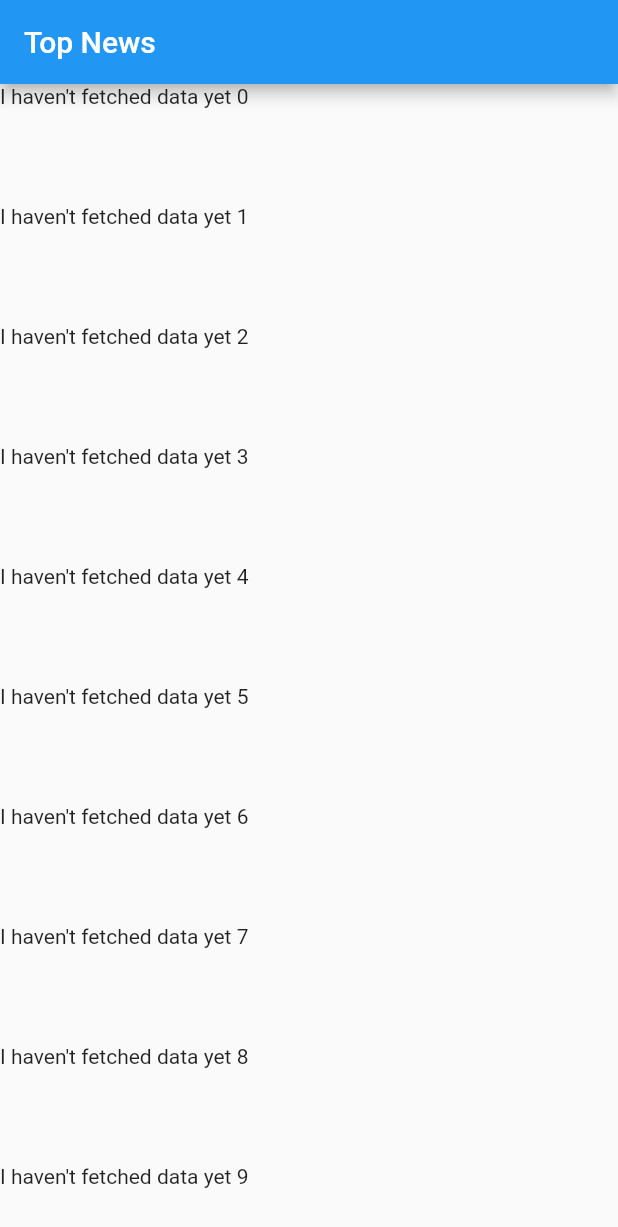
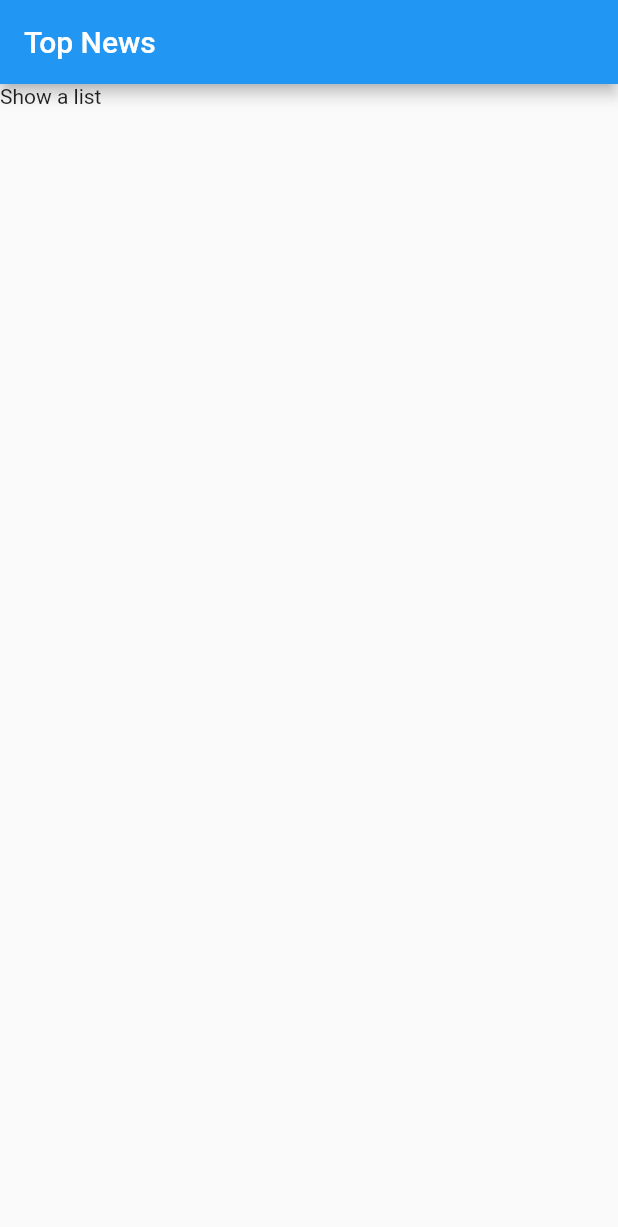
Before and after one commit to AhmedElatreby/HackerNews, a Flutter app: the first screen one second after launch, on a phone screen of 412 x 824 dp. Shown: the top 1227 px of the screen. Run offline on Flutter 3.47's test engine with Material 2 defaults, Android fonts, the phone set to English and light mode, and no system bars; our stand-ins replace sqflite; accounts and stored records are empty.

```diff
--- /dev/null
+++ b/lib/src/blocs/stories_bloc.dart
@@ -0,0 +1 @@
+class StoriesBloc {}
--- a/lib/src/screens/news_list.dart
+++ b/lib/src/screens/news_list.dart
@@ -7,33 +7,7 @@ class NewsList extends StatelessWidget {
       appBar: AppBar(
         title: Text('Top News'),
       ),
-      body: buildList(),
-    );
-  }
-
-  Widget buildList() {
-    return ListView.builder(
-      itemCount: 1000,
-      itemBuilder: (context, int index) {
-        return FutureBuilder(
-          future: getFuture(),
-          builder: (context, snapshot) {
-            return Container(
-              height: 80,
-              child: snapshot.hasData
-                  ? Text('I\'m visible $index')
-                  : Text('I haven\'t fetched data yet $index'),
-            );
-          },
-        );
-      },
-    );
-  }
-
-  getFuture() {
-    return Future.delayed(
-      Duration(seconds: 2),
-      () => 'hi',
+      body: Text('Show a list'),
     );
   }
 }
```
Also changed, not shown: lib/src/blocs/stories_provider.dart (added, +19 -0 lines).
